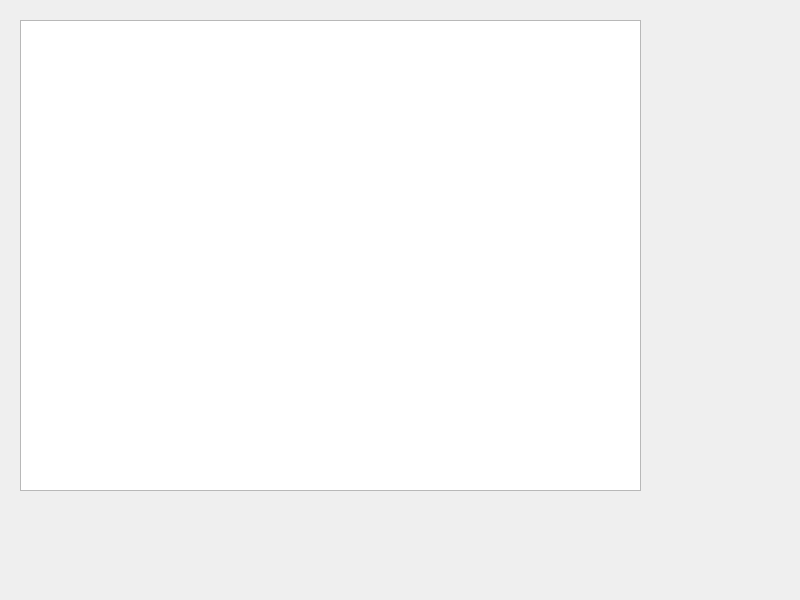
Old version of the form View/view.ui in the repository kot239/fat-lions.
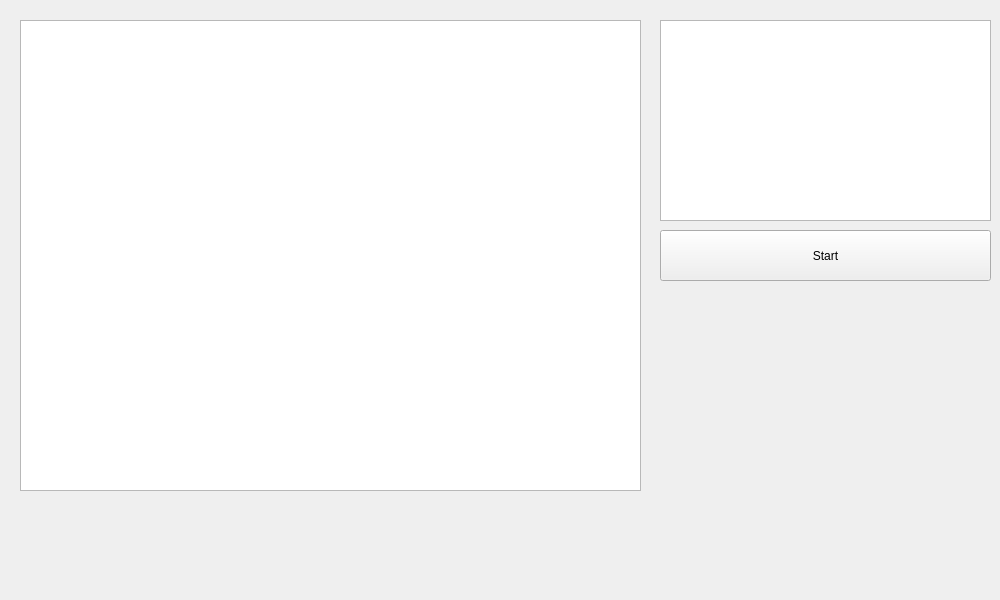
New version of the form. Custom widgets are drawn as their Qt base class.

Diff of the .ui file:
```diff
--- a/View/view.ui
+++ b/View/view.ui
@@ -9,7 +9,7 @@
    <rect>
     <x>0</x>
     <y>0</y>
-    <width>800</width>
+    <width>1000</width>
     <height>600</height>
    </rect>
   </property>
@@ -26,7 +26,37 @@
     </rect>
    </property>
   </widget>
+  <widget class="QChartView" name="graphicsView_2">
+   <property name="geometry">
+    <rect>
+     <x>660</x>
+     <y>20</y>
+     <width>331</width>
+     <height>201</height>
+    </rect>
+   </property>
+  </widget>
+  <widget class="QPushButton" name="pushButton">
+   <property name="geometry">
+    <rect>
+     <x>660</x>
+     <y>230</y>
+     <width>331</width>
+     <height>51</height>
+    </rect>
+   </property>
+   <property name="text">
+    <string>Start</string>
+   </property>
+  </widget>
  </widget>
+ <customwidgets>
+  <customwidget>
+   <class>QChartView</class>
+   <extends>QGraphicsView</extends>
+   <header>QtCharts</header>
+  </customwidget>
+ </customwidgets>
  <resources/>
  <connections/>
 </ui>
```
